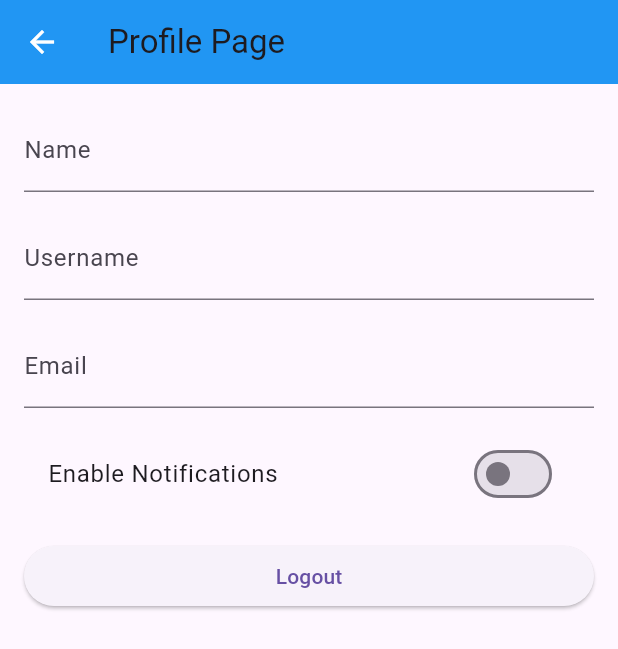
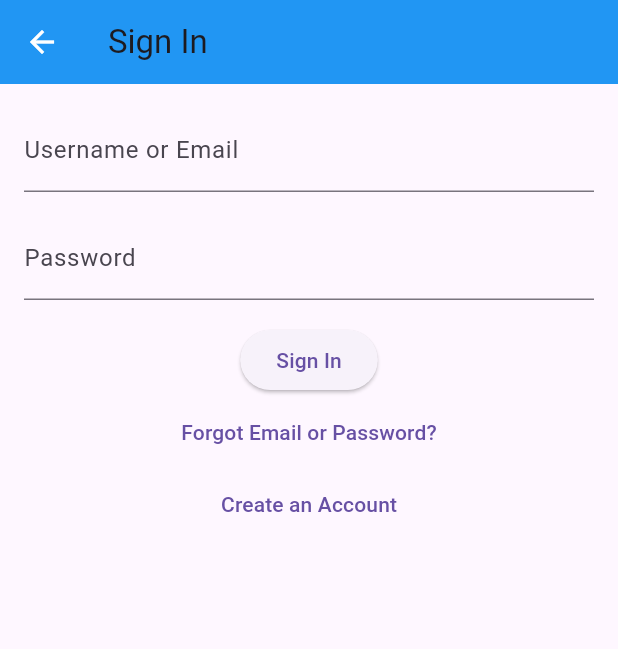
Before and after one commit to llau9/TCGDex, a Flutter app: the SignInPage screen opened directly, on a phone screen of 412 x 824 dp. Shown: the top 649 px of the screen. Run offline on Flutter 3.47's test engine with Material 3 defaults, Android fonts, the phone set to English and light mode, and no system bars.

Commit message:
added functionality to sign in page

```diff
--- a/my_app/lib/main.dart
+++ b/my_app/lib/main.dart
@@ -3,6 +3,7 @@ import 'portfolio_page.dart';
 import 'profile_page.dart';
 import 'camera_page.dart';
 import 'social_page.dart';
+import 'sign_in_page.dart'; // Import the SignInPage
 
 void main() {
   runApp(MyApp());
@@ -103,6 +104,16 @@ class _HomeScreenState extends State<HomeScreen> {
               },
             ),
             ListTile(
+              leading: Icon(Icons.login),
+              title: Text('Sign In'),
+              onTap: () {
+                Navigator.push(
+                  context,
+                  MaterialPageRoute(builder: (context) => SignInPage()),
+                );
+              },
+            ),
+            ListTile(
               leading: Icon(Icons.settings),
               title: Text('Settings'),
               onTap: () {
--- a/my_app/lib/sign_in_page.dart
+++ b/my_app/lib/sign_in_page.dart
@@ -1,21 +1,70 @@
 import 'package:flutter/material.dart';
 
-class SignInPage extends StatelessWidget {
+class SignInPage extends StatefulWidget {
+  @override
+  _SignInPageState createState() => _SignInPageState();
+}
+
+class _SignInPageState extends State<SignInPage> {
+  bool isSignIn = true;
+
   final TextEditingController nameController = TextEditingController();
   final TextEditingController usernameController = TextEditingController();
   final TextEditingController emailController = TextEditingController();
-  bool _notificationsEnabled = false;
+  final TextEditingController passwordController = TextEditingController();
+  final TextEditingController confirmPasswordController = TextEditingController();
+  final TextEditingController signInEmailOrUsernameController = TextEditingController();
+  final TextEditingController signInPasswordController = TextEditingController();
 
   @override
   Widget build(BuildContext context) {
     return Scaffold(
       appBar: AppBar(
-        title: Text('Profile Page'),
+        title: Text(isSignIn ? 'Sign In' : 'Create Account'),
       ),
       body: Padding(
         padding: const EdgeInsets.all(16.0),
         child: ListView(
           children: <Widget>[
+            if (isSignIn)
+              Column(
+                children: [
+                  TextField(
+                    controller: signInEmailOrUsernameController,
+                    decoration: InputDecoration(labelText: 'Username or Email'),
+                  ),
+                  SizedBox(height: 16.0),
+                  TextField(
+                    controller: signInPasswordController,
+                    decoration: InputDecoration(labelText: 'Password'),
+                    obscureText: true,
+                  ),
+                  SizedBox(height: 16.0),
+                  ElevatedButton(
+                    onPressed: () {
+                      // Handle sign in functionality
+                    },
+                    child: Text('Sign In'),
+                  ),
+                  TextButton(
+                    onPressed: () {
+                      // Handle forgot email or password functionality
+                    },
+                    child: Text('Forgot Email or Password?'),
+                  ),
+                  TextButton(
+                    onPressed: () {
+                      setState(() {
+                        isSignIn = false;
+                      });
+                    },
+                    child: Text('Create an Account'),
+                  ),
+                ],
+              )
+            else
+              Column(
+                children: [
                   TextField(
                     controller: nameController,
                     decoration: InputDecoration(labelText: 'Name'),
@@ -31,19 +80,33 @@ class SignInPage extends StatelessWidget {
                     decoration: InputDecoration(labelText: 'Email'),
                   ),
                   SizedBox(height: 16.0),
-            SwitchListTile(
-              title: Text('Enable Notifications'),
-              value: _notificationsEnabled,
-              onChanged: (bool value) {
-                _notificationsEnabled = value;
-              },
+                  TextField(
+                    controller: passwordController,
+                    decoration: InputDecoration(labelText: 'Password'),
+                    obscureText: true,
+                  ),
+                  SizedBox(height: 16.0),
+                  TextField(
+                    controller: confirmPasswordController,
+                    decoration: InputDecoration(labelText: 'Confirm Password'),
+                    obscureText: true,
                   ),
                   SizedBox(height: 16.0),
                   ElevatedButton(
                     onPressed: () {
-                // Handle logout functionality
+                      // Handle create account functionality
                     },
-              child: Text('Logout'),
+                    child: Text('Create Account'),
+                  ),
+                  TextButton(
+                    onPressed: () {
+                      setState(() {
+                        isSignIn = true;
+                      });
+                    },
+                    child: Text('Already have an account? Sign In'),
+                  ),
+                ],
               ),
           ],
         ),
```
Lines whose indentation alone changed are shown as unchanged.
